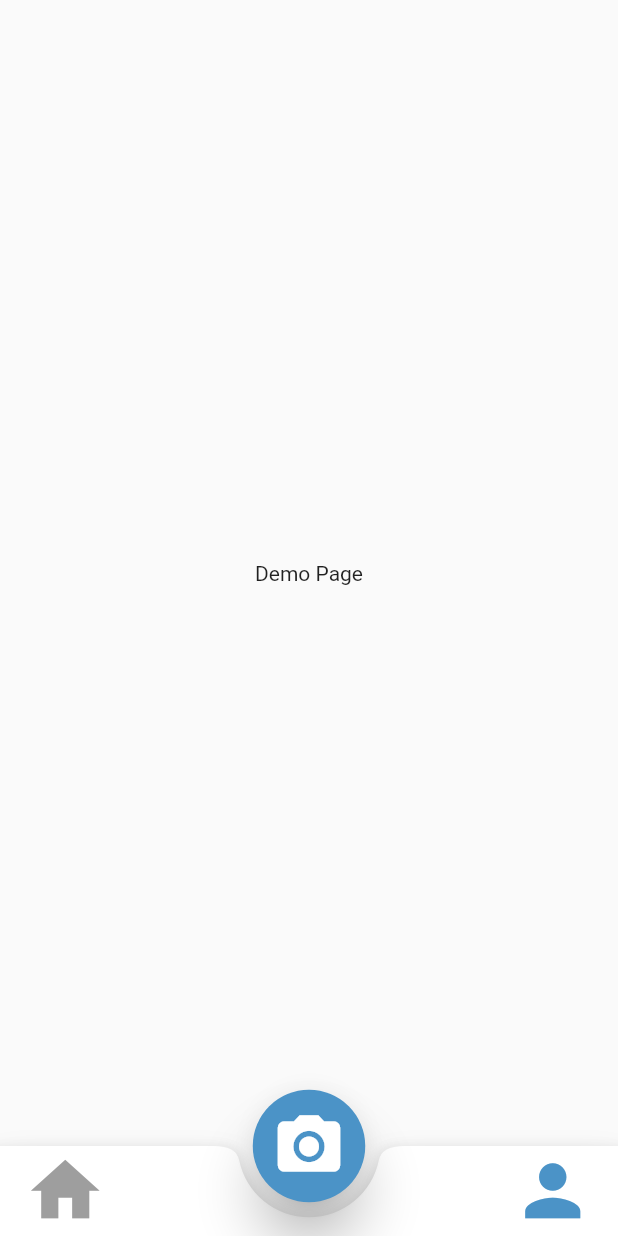
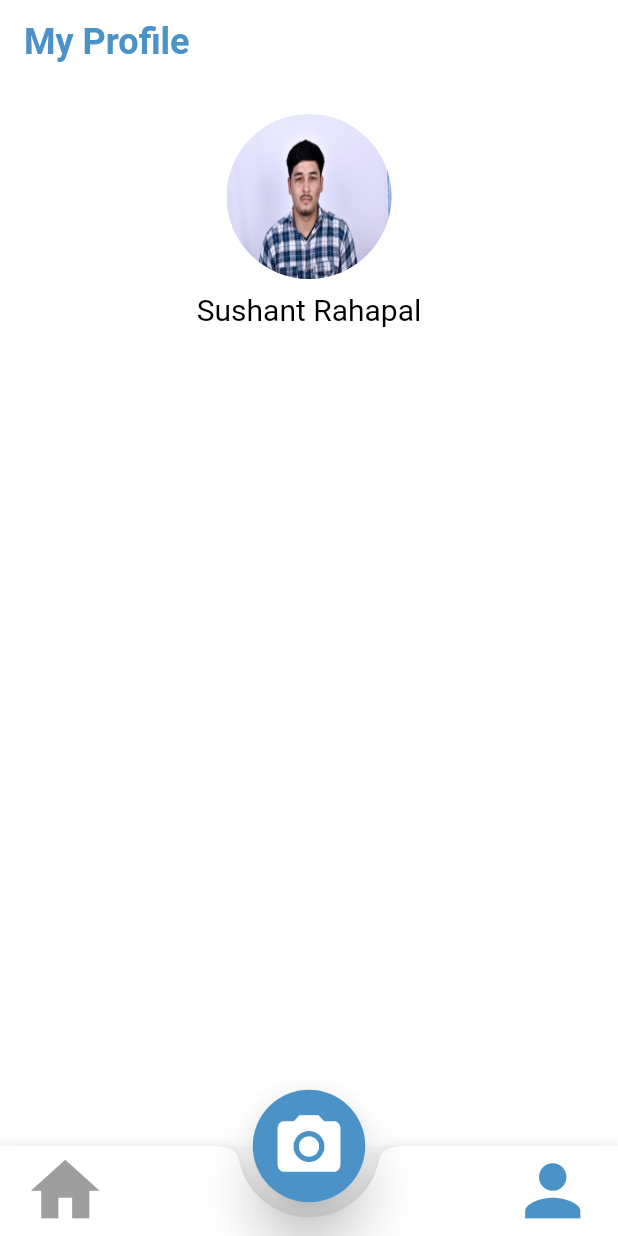
Before and after one commit to rahapal/Swastha-Aalu, a Flutter app: the screen it shows after launch, after a tap on the "person" icon, on a phone screen of 412 x 824 dp. Run offline on Flutter 3.47's test engine with Material 2 defaults, Android fonts, the phone set to English and light mode, and no system bars.

Commit message:
profile page

```diff
--- a/project/lib/main.dart
+++ b/project/lib/main.dart
@@ -1,4 +1,5 @@
 import 'package:flutter/material.dart';
+import 'package:project/route/routes.dart';
 import 'package:project/screens/bottomNavBar.dart';
 import 'package:project/screens/demopage.dart';
 
@@ -21,14 +22,11 @@ class MyApp extends StatefulWidget {
 class _MyAppState extends State<MyApp> {
   @override
   Widget build(BuildContext context) {
-    return MaterialApp(
+    return const MaterialApp(
       debugShowCheckedModeBanner: false,
       title: 'main',
-      initialRoute: '/',
-      routes: {
-        '/': (context) => const BottomNavBar(),
-        '/second': (context) => const Demo(),
-      },
+      initialRoute: Routes.home,
+      onGenerateRoute: generateRoute,
     );
   }
 }
--- /dev/null
+++ b/project/lib/route/routes.dart
@@ -0,0 +1,21 @@
+import 'package:flutter/material.dart';
+import 'package:project/screens/Profile/profilepage.dart';
+
+import '../screens/bottomNavBar.dart';
+import '../screens/demopage.dart';
+
+class Routes {
+  static const String home = '/';
+  static const String second = '/second';
+}
+
+Route<dynamic> generateRoute(RouteSettings settings) {
+  switch (settings.name) {
+    case Routes.home:
+      return MaterialPageRoute(builder: (context) => const BottomNavBar());
+    case Routes.second:
+      return MaterialPageRoute(builder: (context) => const ProfilePage());
+    default:
+      return MaterialPageRoute(builder: (context) => const BottomNavBar());
+  }
+}
--- /dev/null
+++ b/project/lib/screens/Profile/profilepage.dart
@@ -0,0 +1,66 @@
+import 'package:flutter/material.dart';
+import 'package:project/common/global_variables.dart';
+
+class ProfilePage extends StatefulWidget {
+  const ProfilePage({super.key});
+
+  @override
+  State<ProfilePage> createState() => _ProfilePageState();
+}
+
+class _ProfilePageState extends State<ProfilePage> {
+  @override
+  Widget build(BuildContext context) {
+    return Scaffold(
+      backgroundColor: Colors.white,
+      appBar: AppBar(
+        backgroundColor: Colors.white,
+        elevation: 0,
+        title: const Text(
+          'My Profile',
+          style: TextStyle(
+            fontSize: 24,
+            fontWeight: FontWeight.w700,
+            color: GlobalVariables.mainColor,
+          ),
+        ),
+      ),
+      body: Column(
+        children: <Widget>[
+          const SizedBox(
+            height: 20,
+          ),
+          Row(
+            mainAxisAlignment: MainAxisAlignment.center,
+            children: <Widget>[
+              Container(
+                width: 110,
+                height: 110,
+                decoration: const BoxDecoration(
+                  shape: BoxShape.circle,
+                  image: DecorationImage(
+                    image: AssetImage('assets/profile.jpg'),
+                    fit: BoxFit.fill,
+                  ),
+                ),
+              ),
+            ],
+          ),
+          const SizedBox(
+            height: 9,
+          ),
+          const Text(
+            'Sushant Rahapal',
+            style: TextStyle(
+              fontSize: 20,
+              color: Colors.black,
+            ),
+          ),
+          const SizedBox(
+            height: 20,
+          ),
+        ],
+      ),
+    );
+  }
+}
--- a/project/lib/screens/bottomNavBar.dart
+++ b/project/lib/screens/bottomNavBar.dart
@@ -1,4 +1,5 @@
 import 'package:flutter/material.dart';
+import 'package:project/screens/Profile/profilepage.dart';
 
 import '../common/global_variables.dart';
 import 'demopage.dart';
@@ -14,7 +15,7 @@ class _BottomNavBarState extends State<BottomNavBar> {
   int currentTab = 0;
   final List<Widget> screens = [
     const Demo(),
-    const Demo(),
+    const ProfilePage(),
   ];
   final PageStorageBucket bucket = PageStorageBucket();
   Widget currentScreen = const Demo();
@@ -83,7 +84,7 @@ class _BottomNavBarState extends State<BottomNavBar> {
                     minWidth: 40,
                     onPressed: () {
                       setState(() {
-                        currentScreen = const Demo();
+                        currentScreen = const ProfilePage();
                         currentTab = 1;
                       });
                     },
--- a/project/pubspec.yaml
+++ b/project/pubspec.yaml
@@ -59,7 +59,8 @@ flutter:
   uses-material-design: true
 
   # To add assets to your application, add an assets section, like this:
-  # assets:
+  assets:
+      - assets/
   #   - images/a_dot_burr.jpeg
   #   - images/a_dot_ham.jpeg
 
```
Also changed, not shown: project/assets/profile.jpg (added).
